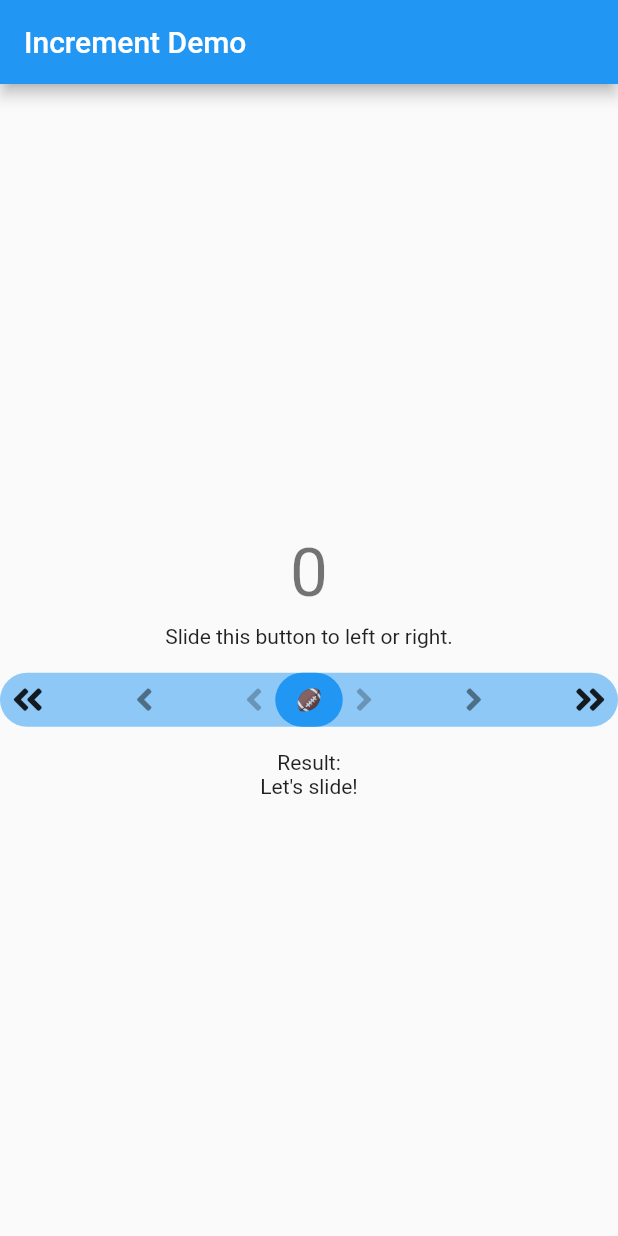
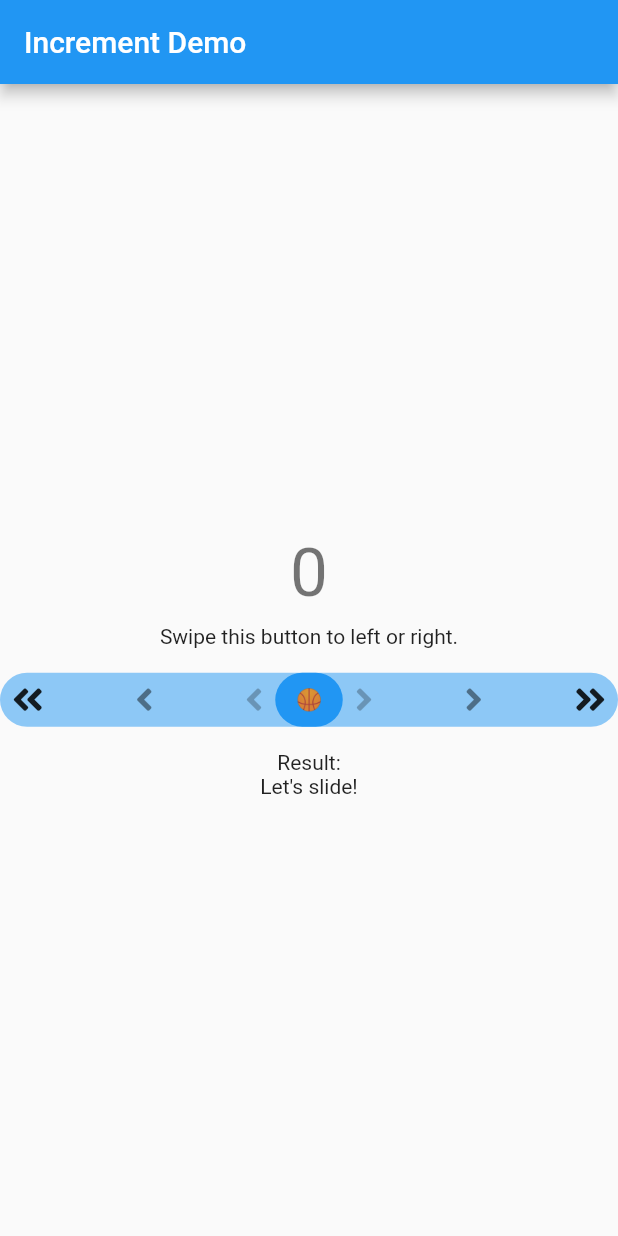
Before and after one commit to bradintheusa/increment_button, a Flutter app: the screen it shows after launch, on a phone screen of 412 x 824 dp. Run offline on Flutter 3.47's test engine with Material 2 defaults, Android fonts, the phone set to English and light mode, and no system bars; our stand-ins replace font_awesome_flutter.

Commit message:
readme updates.

```diff
--- a/example/lib/main.dart
+++ b/example/lib/main.dart
@@ -89,14 +89,14 @@ class _IncrementButtonDemoState extends State<IncrementButtonDemo> {
                     style: Theme.of(context).textTheme.headline3,
                   )),
             ),
-            Text('Slide this button to left or right.'),
+            Text('Swipe this button to left or right.'),
             SizedBox(height: 16.0),
             IncrementButton(
               width: MediaQuery.of(context).size.width,
               buttonWidth: 45.0,
               color: Theme.of(context).colorScheme.secondary.withOpacity(0.5),
               buttonColor: Theme.of(context).primaryColor,
-              label: Center(child: Text('🏈')),
+              label: Center(child: Text('🏀')),
               onDelta: (change) {
                 setState(() {
                   delta = change;
```
Also changed, not shown: 5 other files.
